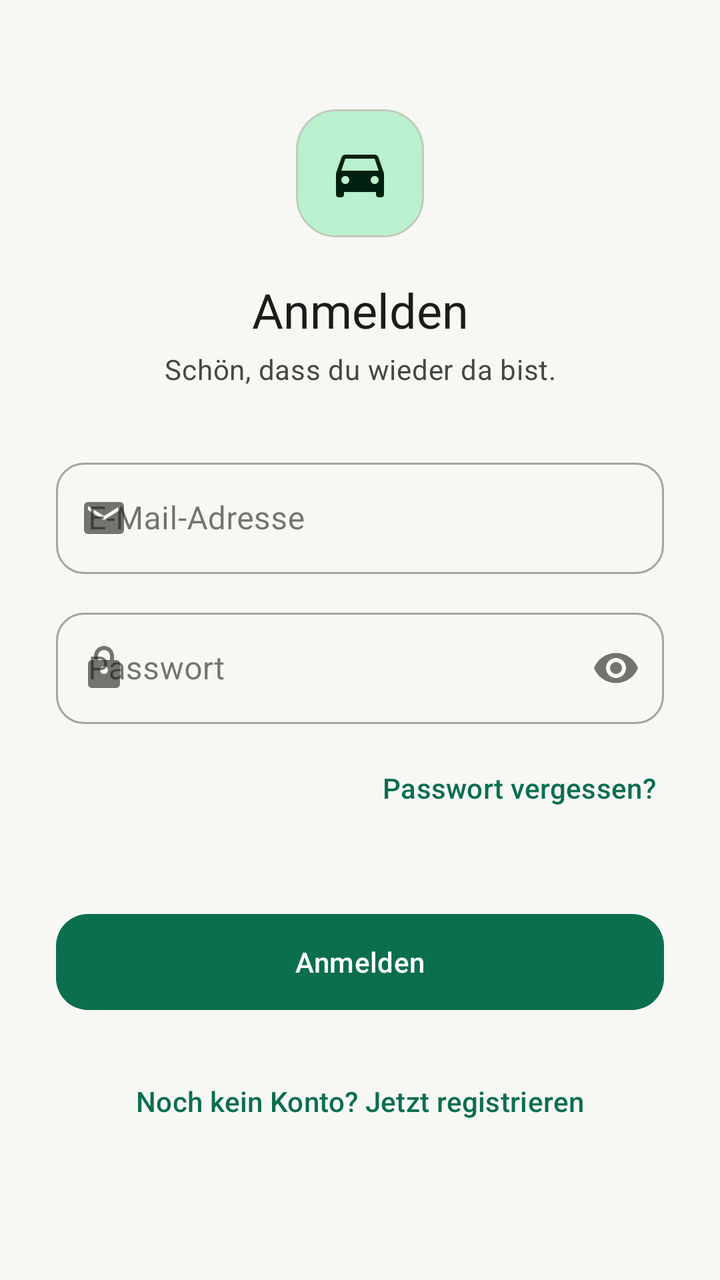
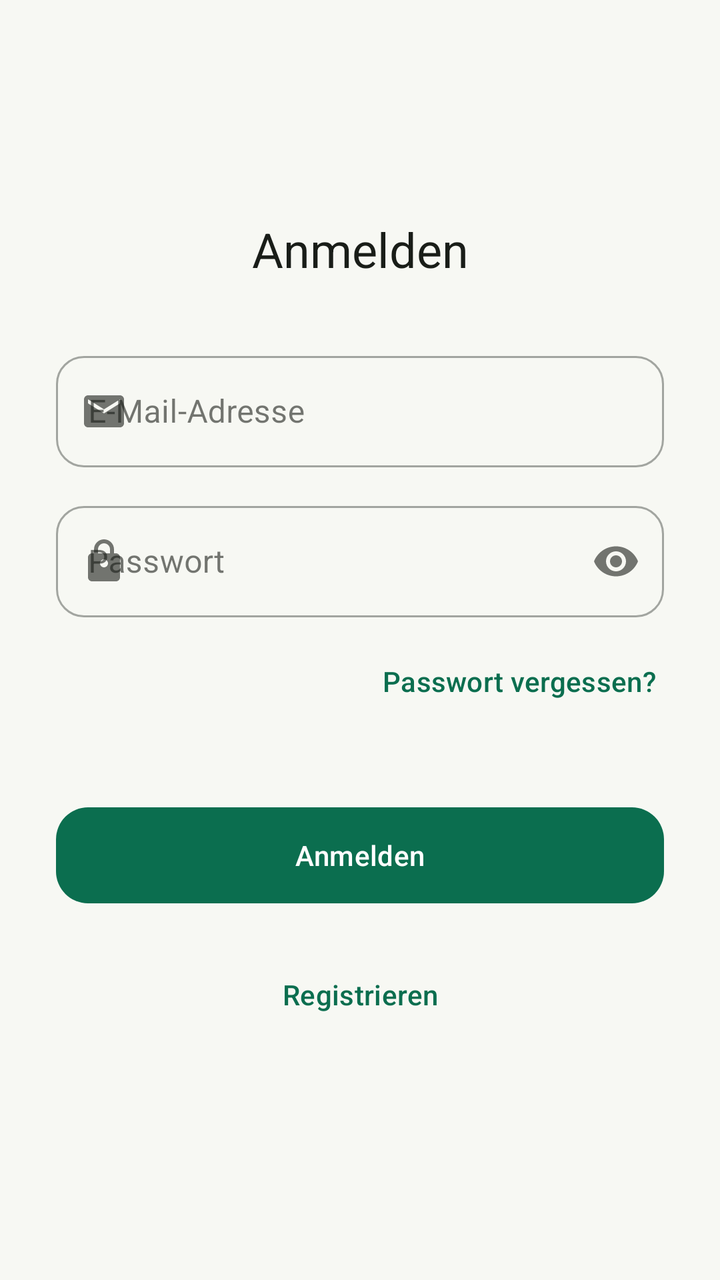

Before-and-after screenshots of an Android layout around one commit, followed by the original layout XML and the change that was made.
<!-- AndroidManifest.xml: application theme Theme.Zylka -->
<!-- res/layout/activity_login.xml -->
<?xml version="1.0" encoding="utf-8"?>
<ScrollView xmlns:android="http://schemas.android.com/apk/res/android"
    xmlns:app="http://schemas.android.com/apk/res-auto"
    android:layout_width="match_parent"
    android:layout_height="match_parent"
    android:background="@color/brand_background"
    android:fillViewport="true">

    <LinearLayout
        android:layout_width="match_parent"
        android:layout_height="match_parent"
        android:gravity="center_vertical"
        android:orientation="vertical"
        android:padding="28dp">

        <com.google.android.material.card.MaterialCardView
            android:layout_width="64dp"
            android:layout_height="64dp"
            android:layout_gravity="center_horizontal"
            app:cardBackgroundColor="@color/brand_primary_container"
            app:cardCornerRadius="20dp"
            app:cardElevation="0dp">

            <ImageView
                android:layout_width="32dp"
                android:layout_height="32dp"
                android:layout_gravity="center"
                android:contentDescription="@null"
                android:src="@drawable/ic_directions_car"
                app:tint="@color/brand_on_primary_container" />
        </com.google.android.material.card.MaterialCardView>

        <TextView
            android:id="@+id/text_title"
            android:layout_width="match_parent"
            android:layout_height="wrap_content"
            android:layout_marginTop="20dp"
            android:gravity="center_horizontal"
            android:text="@string/login_title"
            android:textAppearance="?attr/textAppearanceHeadlineSmall"
            android:textColor="@color/brand_on_background" />

        <TextView
            android:layout_width="match_parent"
            android:layout_height="wrap_content"
            android:layout_marginTop="4dp"
            android:gravity="center_horizontal"
            android:text="@string/login_subtitle"
            android:textAppearance="?attr/textAppearanceBodyMedium"
            android:textColor="@color/brand_on_surface_variant" />

        <com.google.android.material.textfield.TextInputLayout
            android:id="@+id/input_layout_email"
            style="@style/Widget.MaterialComponents.TextInputLayout.OutlinedBox"
            android:layout_width="match_parent"
            android:layout_height="wrap_content"
            android:layout_marginTop="32dp"
            android:hint="@string/hint_email"
            app:boxCornerRadiusBottomEnd="14dp"
            app:boxCornerRadiusBottomStart="14dp"
            app:boxCornerRadiusTopEnd="14dp"
            app:boxCornerRadiusTopStart="14dp"
            app:startIconDrawable="@drawable/ic_mail">

            <com.google.android.material.textfield.TextInputEditText
                android:id="@+id/input_email"
                android:layout_width="match_parent"
                android:layout_height="wrap_content"
                android:inputType="textEmailAddress" />
        </com.google.android.material.textfield.TextInputLayout>

        <com.google.android.material.textfield.TextInputLayout
            android:id="@+id/input_layout_password"
            style="@style/Widget.MaterialComponents.TextInputLayout.OutlinedBox"
            android:layout_width="match_parent"
            android:layout_height="wrap_content"
            android:layout_marginTop="14dp"
            android:hint="@string/hint_password"
            app:boxCornerRadiusBottomEnd="14dp"
            app:boxCornerRadiusBottomStart="14dp"
            app:boxCornerRadiusTopEnd="14dp"
            app:boxCornerRadiusTopStart="14dp"
            app:endIconMode="password_toggle"
            app:startIconDrawable="@drawable/ic_lock">

            <com.google.android.material.textfield.TextInputEditText
                android:id="@+id/input_password"
                android:layout_width="match_parent"
                android:layout_height="wrap_content"
                android:inputType="textPassword" />
        </com.google.android.material.textfield.TextInputLayout>

        <TextView
            android:id="@+id/text_forgot_password"
            android:layout_width="wrap_content"
            android:layout_height="wrap_content"
            android:layout_gravity="end"
            android:layout_marginTop="8dp"
            android:clickable="true"
            android:focusable="true"
            android:minHeight="48dp"
            android:gravity="center_vertical"
            android:padding="4dp"
            android:text="@string/action_forgot_password"
            android:textAppearance="?attr/textAppearanceLabelLarge"
            android:textColor="@color/brand_primary" />

        <TextView
            android:id="@+id/text_error"
            android:layout_width="match_parent"
            android:layout_height="wrap_content"
            android:layout_marginTop="4dp"
            android:textAppearance="?attr/textAppearanceBodyMedium"
            android:textColor="@color/brand_error" />

        <com.google.android.material.button.MaterialButton
            android:id="@+id/button_login"
            android:layout_width="match_parent"
            android:layout_height="56dp"
            android:layout_marginTop="12dp"
            android:text="@string/action_login"
            android:textAppearance="?attr/textAppearanceLabelLarge"
            app:cornerRadius="16dp" />

        <ProgressBar
            android:id="@+id/progress_login"
            android:layout_width="wrap_content"
            android:layout_height="wrap_content"
            android:layout_gravity="center_horizontal"
            android:layout_marginTop="16dp"
            android:visibility="gone" />

        <TextView
            android:id="@+id/text_register_link"
            android:layout_width="match_parent"
            android:layout_height="wrap_content"
            android:layout_marginTop="28dp"
            android:clickable="true"
            android:focusable="true"
            android:gravity="center_horizontal"
            android:minHeight="48dp"
            android:padding="4dp"
            android:text="@string/prompt_no_account"
            android:textAppearance="?attr/textAppearanceLabelLarge"
            android:textColor="@color/brand_primary" />

    </LinearLayout>
</ScrollView>
<!-- resources referenced by this layout -->
<resources>
  <color name="brand_background">#F7F8F3</color>
  <color name="brand_error">#BA1A1A</color>
  <color name="brand_on_background">#191D18</color>
  <color name="brand_on_primary_container">#00210F</color>
  <color name="brand_on_surface_variant">#424940</color>
  <color name="brand_primary">#0B6E4F</color>
  <color name="brand_primary_container">#B9F1CE</color>
  <!-- drawable ic_directions_car (drawable) -->
  <vector xmlns:android="http://schemas.android.com/apk/res/android"
      android:width="24dp"
      android:height="24dp"
      android:viewportWidth="24"
      android:viewportHeight="24"
      android:tint="?attr/colorControlNormal">
      <path
          android:fillColor="#FF000000"
          android:pathData="M18.92,6.01C18.72,5.42 18.16,5 17.5,5h-11c-0.66,0 -1.21,0.42 -1.42,1.01L3,12v8c0,0.55 0.45,1 1,1h1c0.55,0 1,-0.45 1,-1v-1h12v1c0,0.55 0.45,1 1,1h1c0.55,0 1,-0.45 1,-1v-8l-2.08,-5.99zM6.5,16c-0.83,0 -1.5,-0.67 -1.5,-1.5S5.67,13 6.5,13s1.5,0.67 1.5,1.5S7.33,16 6.5,16zM17.5,16c-0.83,0 -1.5,-0.67 -1.5,-1.5s0.67,-1.5 1.5,-1.5 1.5,0.67 1.5,1.5 -0.67,1.5 -1.5,1.5zM5,11l1.5,-4.5h11L19,11H5z" />
  </vector>
  <!-- drawable ic_lock (drawable) -->
  <vector xmlns:android="http://schemas.android.com/apk/res/android"
      android:width="24dp"
      android:height="24dp"
      android:viewportWidth="24"
      android:viewportHeight="24"
      android:tint="?attr/colorControlNormal">
      <path
          android:fillColor="#FF000000"
          android:pathData="M18,8h-1L17,6c0,-2.76 -2.24,-5 -5,-5S7,3.24 7,6v2H6c-1.1,0 -2,0.9 -2,2v10c0,1.1 0.9,2 2,2h12c1.1,0 2,-0.9 2,-2V10c0,-1.1 -0.9,-2 -2,-2zM9,6c0,-1.66 1.34,-3 3,-3s3,1.34 3,3v2L9,8L9,6zM12,15c-1.1,0 -2,-0.9 -2,-2s0.9,-2 2,-2 2,0.9 2,2 -0.9,2 -2,2z" />
  </vector>
  <!-- drawable ic_mail (drawable) -->
  <vector xmlns:android="http://schemas.android.com/apk/res/android"
      android:width="24dp"
      android:height="24dp"
      android:viewportWidth="24"
      android:viewportHeight="24"
      android:tint="?attr/colorControlNormal">
      <path
          android:fillColor="#FF000000"
          android:pathData="M20,4H4c-1.1,0 -1.99,0.9 -1.99,2L2,18c0,1.1 0.9,2 2,2h16c1.1,0 2,-0.9 2,-2V6c0,-1.1 -0.9,-2 -2,-2zM20,8l-8,5 -8,-5V6l8,5 8,-5v2z" />
  </vector>
  <string name="action_forgot_password">Passwort vergessen?</string>
  <string name="action_login">Anmelden</string>
  <string name="hint_email">E-Mail-Adresse</string>
  <string name="hint_password">Passwort</string>
  <string name="login_subtitle">Schön, dass du wieder da bist.</string>
  <string name="login_title">Anmelden</string>
  <string name="prompt_no_account">Noch kein Konto? Jetzt registrieren</string>
  <color name="brand_on_primary">#FFFFFF</color>
  <color name="brand_secondary">#B26A00</color>
  <color name="brand_on_secondary">#FFFFFF</color>
  <color name="brand_secondary_container">#FFDDB0</color>
  <color name="brand_on_secondary_container">#3A1F00</color>
  <color name="brand_tertiary">#3E5FA0</color>
  <color name="brand_on_tertiary">#FFFFFF</color>
  <color name="brand_tertiary_container">#D8E2FF</color>
  <color name="brand_on_tertiary_container">#001A41</color>
  <color name="brand_surface">#FFFFFF</color>
  <color name="brand_on_surface">#191D18</color>
  <color name="brand_surface_variant">#DEE5D9</color>
  <color name="brand_outline">#72796F</color>
  <color name="brand_outline_variant">#C2C9BD</color>
  <color name="brand_on_error">#FFFFFF</color>
  <color name="brand_error_container">#FFDAD6</color>
  <color name="brand_on_error_container">#410002</color>
  <!-- unchanged entries left out for length: 1 -->
</resources>

<!-- the commit's change to res/layout/activity_login.xml (unified diff, before → after) -->
@@ -13,41 +13,14 @@
         android:orientation="vertical"
         android:padding="28dp">
 
-        <com.google.android.material.card.MaterialCardView
-            android:layout_width="64dp"
-            android:layout_height="64dp"
-            android:layout_gravity="center_horizontal"
-            app:cardBackgroundColor="@color/brand_primary_container"
-            app:cardCornerRadius="20dp"
-            app:cardElevation="0dp">
-
-            <ImageView
-                android:layout_width="32dp"
-                android:layout_height="32dp"
-                android:layout_gravity="center"
-                android:contentDescription="@null"
-                android:src="@drawable/ic_directions_car"
-                app:tint="@color/brand_on_primary_container" />
-        </com.google.android.material.card.MaterialCardView>
-
         <TextView
             android:id="@+id/text_title"
             android:layout_width="match_parent"
             android:layout_height="wrap_content"
-            android:layout_marginTop="20dp"
             android:gravity="center_horizontal"
             android:text="@string/login_title"
             android:textAppearance="?attr/textAppearanceHeadlineSmall"
             android:textColor="@color/brand_on_background" />
-
-        <TextView
-            android:layout_width="match_parent"
-            android:layout_height="wrap_content"
-            android:layout_marginTop="4dp"
-            android:gravity="center_horizontal"
-            android:text="@string/login_subtitle"
-            android:textAppearance="?attr/textAppearanceBodyMedium"
-            android:textColor="@color/brand_on_surface_variant" />
 
         <com.google.android.material.textfield.TextInputLayout
             android:id="@+id/input_layout_email"
@@ -140,7 +113,7 @@
             android:gravity="center_horizontal"
             android:minHeight="48dp"
             android:padding="4dp"
-            android:text="@string/prompt_no_account"
+            android:text="@string/action_register"
             android:textAppearance="?attr/textAppearanceLabelLarge"
             android:textColor="@color/brand_primary" />
 
<!-- resource entries referenced after the edit -->
@@ -7,17 +7,6 @@
   <color name="brand_on_surface_variant">#424940</color>
   <color name="brand_primary">#0B6E4F</color>
   <color name="brand_primary_container">#B9F1CE</color>
-  <!-- drawable ic_directions_car (drawable) -->
-  <vector xmlns:android="http://schemas.android.com/apk/res/android"
-      android:width="24dp"
-      android:height="24dp"
-      android:viewportWidth="24"
-      android:viewportHeight="24"
-      android:tint="?attr/colorControlNormal">
-      <path
-          android:fillColor="#FF000000"
-          android:pathData="M18.92,6.01C18.72,5.42 18.16,5 17.5,5h-11c-0.66,0 -1.21,0.42 -1.42,1.01L3,12v8c0,0.55 0.45,1 1,1h1c0.55,0 1,-0.45 1,-1v-1h12v1c0,0.55 0.45,1 1,1h1c0.55,0 1,-0.45 1,-1v-8l-2.08,-5.99zM6.5,16c-0.83,0 -1.5,-0.67 -1.5,-1.5S5.67,13 6.5,13s1.5,0.67 1.5,1.5S7.33,16 6.5,16zM17.5,16c-0.83,0 -1.5,-0.67 -1.5,-1.5s0.67,-1.5 1.5,-1.5 1.5,0.67 1.5,1.5 -0.67,1.5 -1.5,1.5zM5,11l1.5,-4.5h11L19,11H5z" />
-  </vector>
   <!-- drawable ic_lock (drawable) -->
   <vector xmlns:android="http://schemas.android.com/apk/res/android"
       android:width="24dp"
@@ -42,11 +31,10 @@
   </vector>
   <string name="action_forgot_password">Passwort vergessen?</string>
   <string name="action_login">Anmelden</string>
+  <string name="action_register">Registrieren</string>
   <string name="hint_email">E-Mail-Adresse</string>
   <string name="hint_password">Passwort</string>
-  <string name="login_subtitle">Schön, dass du wieder da bist.</string>
   <string name="login_title">Anmelden</string>
-  <string name="prompt_no_account">Noch kein Konto? Jetzt registrieren</string>
   <color name="brand_on_primary">#FFFFFF</color>
   <color name="brand_secondary">#B26A00</color>
   <color name="brand_on_secondary">#FFFFFF</color>
